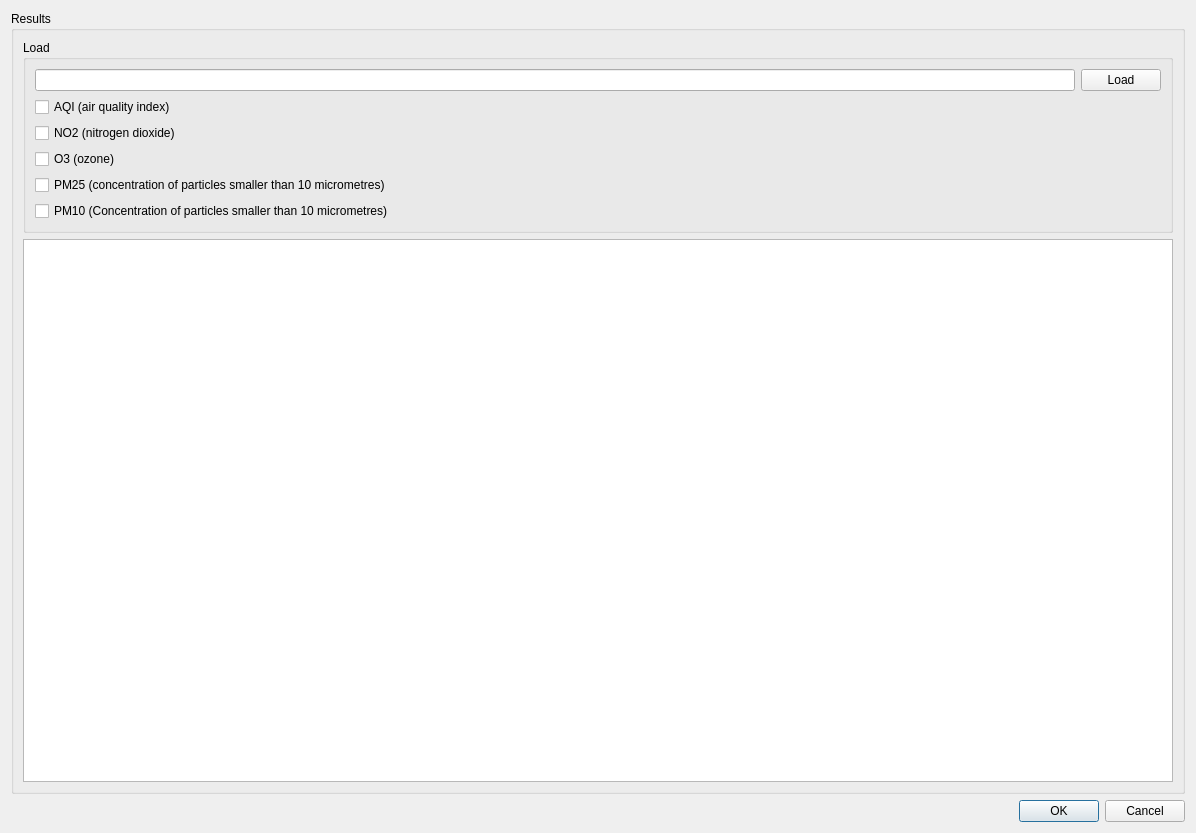
This is FMI2QGIS/resources/ui/main_dialog.ui in GispoCoding/FMI2QGIS as Qt 5 draws it before an edit. The edited form follows.
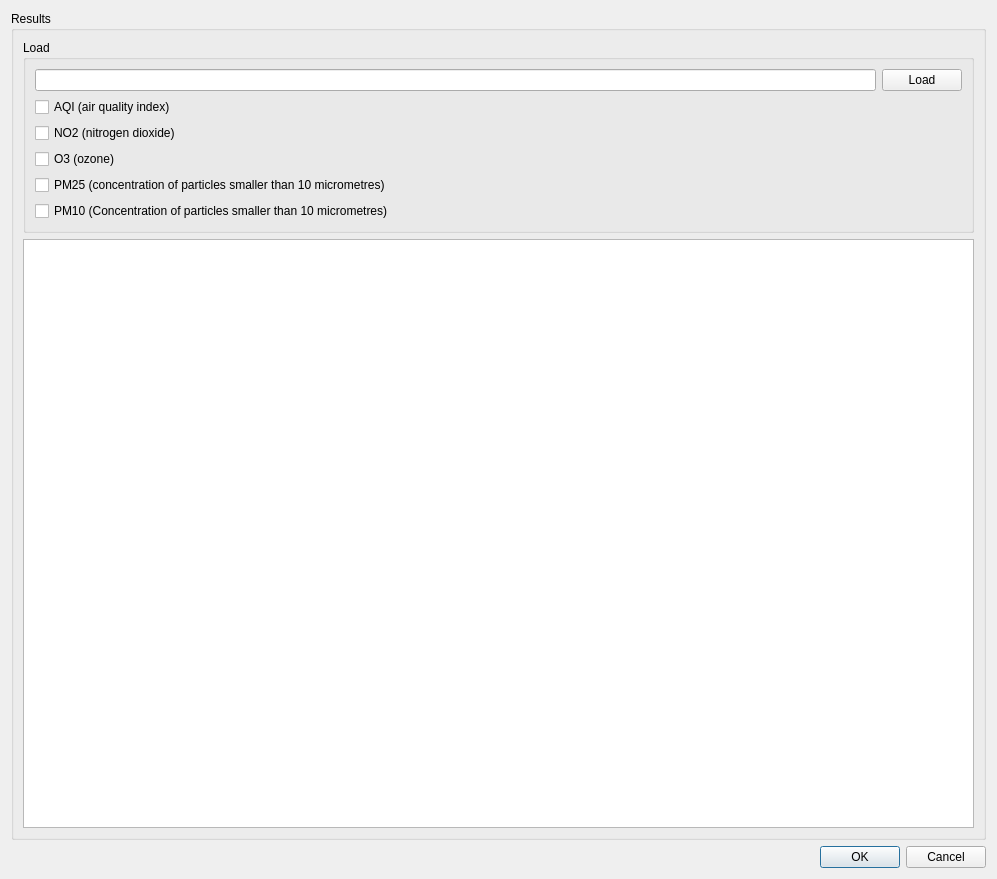
This is the edited form.

Commit message: Add initial main dialog

```diff
--- a/FMI2QGIS/resources/ui/main_dialog.ui
+++ b/FMI2QGIS/resources/ui/main_dialog.ui
@@ -6,8 +6,8 @@
    <rect>
     <x>0</x>
     <y>0</y>
-    <width>1196</width>
-    <height>833</height>
+    <width>997</width>
+    <height>879</height>
    </rect>
   </property>
   <property name="windowTitle">
```
